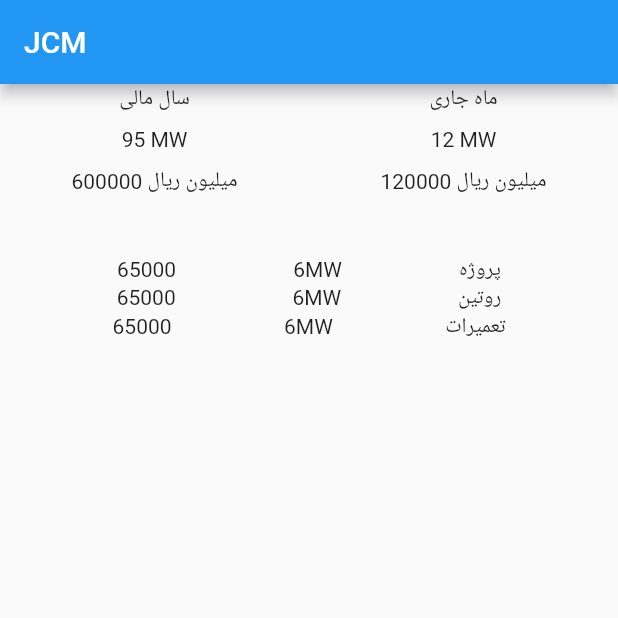
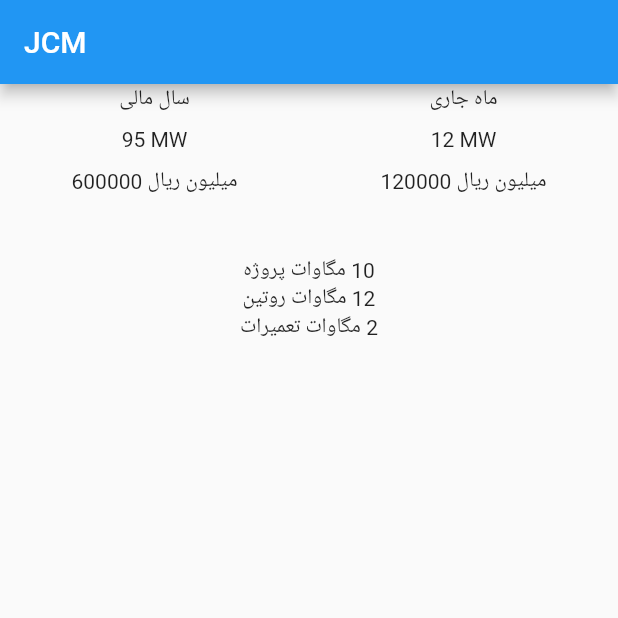
Before and after one commit to b-liva/japp, a Flutter app: the screen it shows after launch, on a phone screen of 412 x 824 dp, the top half of it. Run offline on Flutter 3.47's test engine with Material 2 defaults, Android fonts, the light colour scheme and no system bars.

Commit message:
Iterate over data list

```diff
--- a/lib/main.dart
+++ b/lib/main.dart
@@ -14,6 +14,13 @@ class Home extends StatefulWidget {
 class _HomeState extends State<Home> {
   int monthMw=12;
   int yearMw=95;
+
+  List<String> projectTypeData = [
+    '10 مگاوات پروژه',
+    '12 مگاوات روتین',
+    '2 مگاوات تعمیرات',
+  ];
+
   @override
   Widget build(BuildContext context) {
     return Scaffold(
@@ -49,35 +56,7 @@ class _HomeState extends State<Home> {
           ),
           SizedBox(height: 40),
           Column(
-            children: [
-              Row(
-                textDirection: TextDirection.rtl,
-                mainAxisAlignment: MainAxisAlignment.spaceEvenly,
-                children: [
-                  Text('پروژه'),
-                  Text('6MW'),
-                  Text('65000'),
-                ],
-              ),
-              Row(
-                textDirection: TextDirection.rtl,
-                mainAxisAlignment: MainAxisAlignment.spaceEvenly,
-                children: [
-                  Text('روتین'),
-                  Text('6MW'),
-                  Text('65000'),
-                ],
-              ),
-              Row(
-                textDirection: TextDirection.rtl,
-                mainAxisAlignment: MainAxisAlignment.spaceEvenly,
-                children: [
-                  Text('تعمیرات'),
-                  Text('6MW'),
-                  Text('65000'),
-                ],
-              ),
-            ],
+            children: projectTypeData.map((d) => Text(d, textDirection: TextDirection.rtl,)).toList(),
           )
         ],
       )
```
